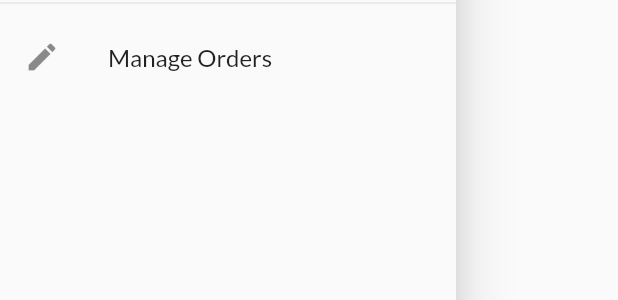
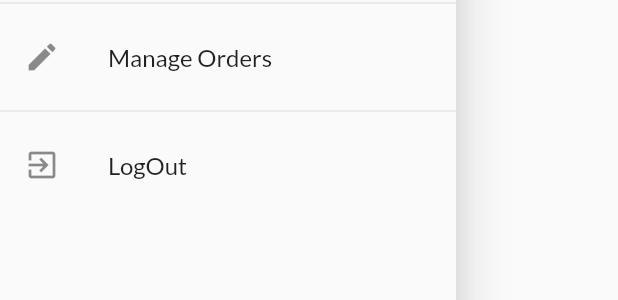
Before and after one commit to pnaskardev/E-Commerce-App, a Flutter app: the AppDrawer widget shown alone on an empty page, opened directly, on a phone screen of 412 x 824 dp. Shown: the part 309-609 px from the top of the screen. Run offline on Flutter 3.47's test engine with Material 2 defaults, Android fonts, the phone set to English and light mode, and no system bars; our stand-ins replace firebase_core, google_fonts; accounts and stored records are empty; network calls fail.

Commit message:
addiditional changes

```diff
--- a/lib/widgets/app_drawer.dart
+++ b/lib/widgets/app_drawer.dart
@@ -1,6 +1,8 @@
+import 'package:ecommerce/auth/auth.dart';
 import 'package:ecommerce/screens/orders_screen.dart';
 import 'package:ecommerce/screens/user_products_screen.dart';
 import 'package:flutter/material.dart';
+import 'package:provider/provider.dart';
 
 class AppDrawer extends StatelessWidget
 {
@@ -50,6 +52,19 @@ class AppDrawer extends StatelessWidget
               Navigator.of(context).pushReplacementNamed(UserProductsScreen.routeName);
             }),
           ),
+
+
+          const Divider(),
+          ListTile
+          (
+            leading: const Icon(Icons.exit_to_app),
+            title: const Text('LogOut'),
+            onTap: (()
+            {
+              Navigator.of(context).pop();
+              Provider.of<Auth>(context,listen: false).logOut;
+            }),
+          ),
         ],
       ),
     );
--- a/pubspec.yaml
+++ b/pubspec.yaml
@@ -28,7 +28,8 @@ environment:
 # versions available, run `flutter pub outdated`.
 dependencies:
   cupertino_icons: ^1.0.2
-  firebase_core: ^1.24.0
+  firebase_auth: ^4.0.2
+  firebase_core: ^2.1.0
   flutter:
     sdk: flutter
   google_fonts: ^3.0.1
```
Also changed, not shown: lib/auth/auth.dart (+14 -0 lines), lib/main_page.dart (added, +25 -0 lines), pubspec.lock.
